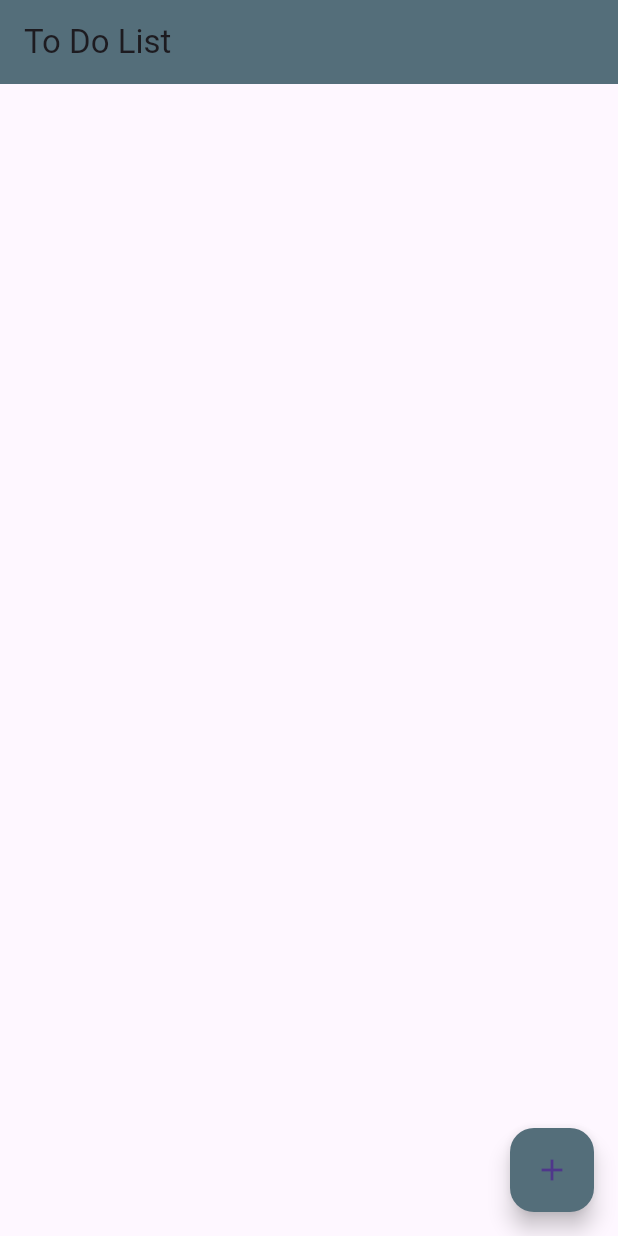
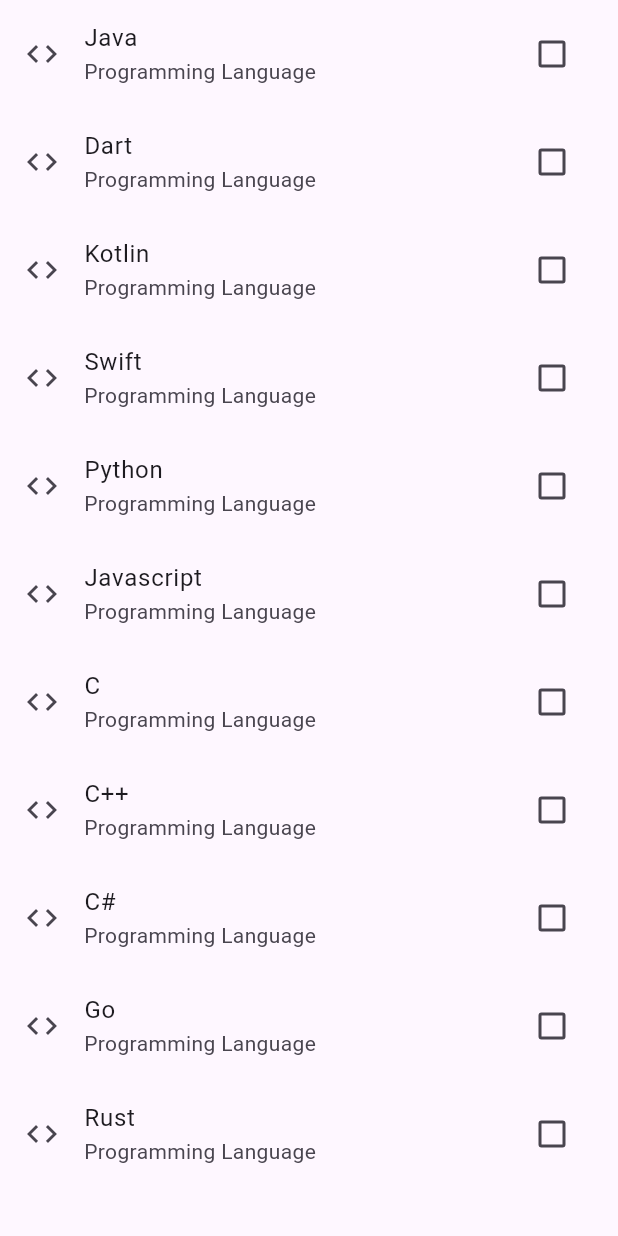
Before and after one commit to christiandarvs/Daily_Study, a Flutter app: the screen it shows after launch, on a phone screen of 412 x 824 dp. Run offline on Flutter 3.47's test engine with Material 2 defaults, Android fonts, the phone set to English and light mode, and no system bars; our stand-ins replace google_fonts.

Commit message:
add march8 study - list view builder and checkbox

```diff
--- a/lib/main.dart
+++ b/lib/main.dart
@@ -1,4 +1,4 @@
-import 'package:daily_study/march_seven.dart';
+import 'package:daily_study/march_eight.dart';
 import 'package:flutter/material.dart';
 
 void main() => runApp(const MyApp());
@@ -12,7 +12,7 @@ class MyApp extends StatelessWidget {
       debugShowCheckedModeBanner: false,
       theme: ThemeData(useMaterial3: true),
       title: 'Material App',
-      home: const March7(),
+      home: const March8(),
     );
   }
 }
--- /dev/null
+++ b/lib/march_eight.dart
@@ -0,0 +1,93 @@
+import 'package:flutter/material.dart';
+
+class March8 extends StatefulWidget {
+  const March8({super.key});
+
+  @override
+  State<March8> createState() => _March8State();
+}
+
+class _March8State extends State<March8> {
+  List<String> programmingLanguages = [
+    'Java',
+    'Dart',
+    'Kotlin',
+    'Swift',
+    'Python',
+    'Javascript',
+    'C',
+    'C++',
+    'C#',
+    'Go',
+    'Rust',
+  ];
+  List<bool> checkBoxValues = [
+    false,
+    false,
+    false,
+    false,
+    false,
+    false,
+    false,
+    false,
+    false,
+    false,
+    false
+  ];
+  void showCompletionPrompt(BuildContext context) {
+    showDialog(
+        context: context,
+        builder: ((context) {
+          return AlertDialog(
+            title: Row(
+              children: const [
+                Icon(
+                  Icons.celebration,
+                  color: Colors.orange,
+                ),
+                SizedBox(
+                  width: 15,
+                ),
+                Text('Well done!'),
+              ],
+            ),
+            content: const Text('You did great today!'),
+            actions: [
+              TextButton(
+                  onPressed: (() {
+                    Navigator.pop(context);
+                  }),
+                  child: const Text('OK'))
+            ],
+          );
+        }));
+  }
+
+  @override
+  Widget build(BuildContext context) {
+    return Scaffold(
+      body: SafeArea(
+          child: ListView.builder(
+              itemCount: programmingLanguages.length,
+              itemBuilder: ((context, index) {
+                return CheckboxListTile(
+                    selected: checkBoxValues[index],
+                    activeColor: Colors.green,
+                    subtitle: const Text('Programming Language'),
+                    secondary: const Icon(Icons.code),
+                    title: Text(programmingLanguages[index]),
+                    value: checkBoxValues[index],
+                    onChanged: ((value) {
+                      setState(() {
+                        checkBoxValues[index] = value!;
+                        var checkIfDone =
+                            checkBoxValues.every((element) => element == true);
+                        if (checkIfDone) {
+                          showCompletionPrompt(context);
+                        }
+                      });
+                    }));
+              }))),
+    );
+  }
+}
```
